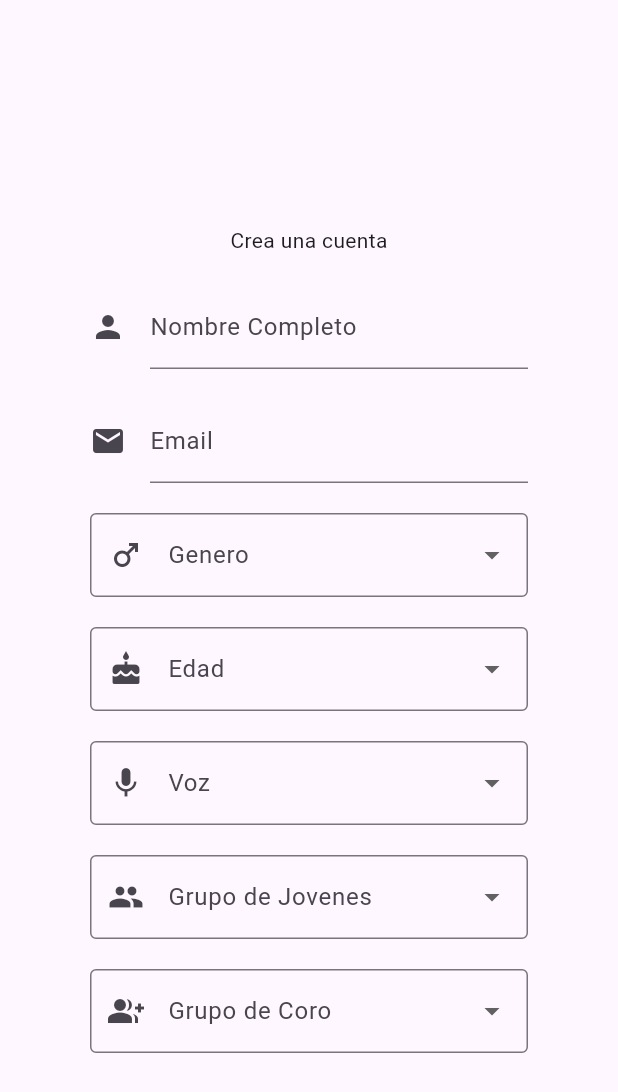
After one commit to dadevssoft/Coro_app, a Flutter app: the RegisterScreen screen opened by its route, on a phone screen of 412 x 824 dp. The commit adds this screen. Shown: the top 1092 px of the screen. Run offline on Flutter 3.47's test engine with Material 3 defaults, Android fonts, the phone set to English and light mode, and no system bars; our stand-ins replace geolocator.

Commit message:
DropdownProvider y DropdownButtonFormField

```diff
--- a/corohp_app/lib/main.dart
+++ b/corohp_app/lib/main.dart
@@ -1,7 +1,7 @@
-import 'package:corohp_app/providers/login_form_provider.dart';
 import 'package:flutter/material.dart';
+import 'package:provider/provider.dart';
+import 'package:corohp_app/providers/providers.dart';
 import 'package:corohp_app/routes/app_routes.dart';
-import 'package:provider/provider.dart';
 
 void main() => runApp(MyApp());
 
@@ -11,8 +11,11 @@ class MyApp extends StatelessWidget{
 
   @override
   Widget build(BuildContext context) {
-    return ChangeNotifierProvider(
-      create: (context) => LoginFormProvider(),
+    return MultiProvider(
+      providers: [
+        ChangeNotifierProvider(create: (context) => LoginFormProvider()),
+        ChangeNotifierProvider(create: (context) => DropdownProvider()),
+      ],
       child: MaterialApp(
         debugShowCheckedModeBanner: false,
         initialRoute: AppRoutes.initialRoute,
--- /dev/null
+++ b/corohp_app/lib/providers/dropdown_provider.dart
@@ -0,0 +1,56 @@
+import 'package:flutter/widgets.dart';
+
+class DropdownProvider extends ChangeNotifier{
+  int? _age;
+  int? _selectedGrupoCoro;
+  String? _selectedVoice;
+  String? _selectedGrupoJovenes;
+  String? _selectedGenero;
+  final List<String> _genero = ['Hombre', 'Mujer'];
+  final List<String> _grupoJovenes = ['1er Jovenes', '2do Jovenes', '3ro Jovenes', '4to Jovenes', '5to Jovenes'];
+  final List<String> _voz = ['Bajo', 'Tenor', 'Soprano', 'Contra Alto'];
+  final List<String> _grupoSenoritas = ['1er Señoritas', '2do Señoritas', '3ro Señoritas', '4to Señoritas', '5to Señoritas'];
+
+  List<String> get voz => _voz;
+  List<String> get genero => _genero;
+
+
+  int? get selectedGrupoCoro => _selectedGrupoCoro;
+  set selectedGrupoCoro(int? value){
+    _selectedGrupoCoro = value;
+    notifyListeners();
+  }
+
+  int? get age => _age;
+  set age(int? value){
+    _age =  value;
+    notifyListeners();
+  }
+
+
+String? get selectedGenero => _selectedGenero;
+ set selectedGenero(String? value){
+    _selectedGenero = value;
+    _selectedGrupoJovenes = null;
+    notifyListeners();
+ }
+
+  List<String> get grupoJovenes {
+    return _selectedGenero == 'Hombre' ? _grupoJovenes : _grupoSenoritas;
+  }
+
+  String? get selectedGrupoJovenes => _selectedGrupoJovenes;
+  set selectedGrupoJovenes(String? value){
+      _selectedGrupoJovenes = value;
+      notifyListeners();
+  }
+
+
+  String? get selectedVoice => _selectedVoice;
+  set selectedVoice(String? value){
+    _selectedVoice = value;
+    notifyListeners();
+  }
+
+
+}
--- /dev/null
+++ b/corohp_app/lib/providers/providers.dart
@@ -0,0 +1,2 @@
+export 'package:corohp_app/providers/dropdown_provider.dart';
+export 'package:corohp_app/providers/login_form_provider.dart';
--- a/corohp_app/lib/routes/app_routes.dart
+++ b/corohp_app/lib/routes/app_routes.dart
@@ -8,8 +8,9 @@ class AppRoutes {
 
   static final Map<String, Widget Function(BuildContext)> routes = {
       'login_screen'    : (context) => LoginScreen(),
-      'home'            : (context) => HomeScreen(),
+      'home_screen'     : (context) => HomeScreen(),
       'calendar_screen' : (context) => CalendarScreen(),
+      'register_screen' : (context) => RegisterScreen(),
 
   };
   static Route<dynamic> onGenerateRoute(RouteSettings settings){
--- a/corohp_app/lib/screens/login_screen.dart
+++ b/corohp_app/lib/screens/login_screen.dart
@@ -41,8 +41,14 @@ class LoginScreen extends StatelessWidget {
                 SizedBox(height: 40),
                 ElevatedButton(onPressed: (){
                   loginForm.isValidForm();
+                  Navigator.pushNamed(context, 'home_screen'); //TODO cambiar por replacmennamed
                 },
-                child: Text('Guardar data'))
+                child: Text('Iniciar sesión')),
+                SizedBox(height: 40,),
+                TextButton(onPressed: (){
+                  Navigator.pushNamed(context, 'register_screen'); //TODO cambiar por replacmennamed
+                }, child: Text('¿No tienes una cuenta?'))
+
               ],
             ),
           ),
--- /dev/null
+++ b/corohp_app/lib/screens/register_screen.dart
@@ -0,0 +1,112 @@
+import 'package:flutter/material.dart';
+import 'package:provider/provider.dart';
+import 'package:corohp_app/providers/providers.dart';
+import 'package:corohp_app/widgets/widgets.dart';
+
+class RegisterScreen extends StatelessWidget {
+
+  const RegisterScreen ({super.key});
+
+  @override
+  Widget build(BuildContext context) {
+    return Scaffold(
+      body: Form(
+        child: SingleChildScrollView(
+          child: Padding(
+            padding: const EdgeInsets.symmetric(horizontal: 60, vertical: 20),
+            child: Column(
+              children: [
+                SizedBox(height: 130),
+                Text('Crea una cuenta'),
+                SizedBox(height: 20),
+                CustomInputsField(
+                  icon: Icon(Icons.person),
+                  labeltext: 'Nombre Completo',
+                  keyboardType: TextInputType.emailAddress,
+                  ),
+                SizedBox(height: 20),
+                CustomInputsField(
+                  icon: Icon(Icons.email),
+                  labeltext: 'Email',
+                  keyboardType: TextInputType.emailAddress,
+                  ),
+                SizedBox(height: 20,),
+                Consumer<DropdownProvider>(
+                  builder: (context, dropdownmenu, child) {
+                    return CustomDropdownButtonFormField<String>(
+                        icon: Icon(Icons.male),
+                        labeltext: 'Genero',
+                        value: dropdownmenu.selectedGenero,
+                        items: dropdownmenu.genero
+                        .map((genero) => DropdownMenuItem<String>(value: genero, child: Text(genero)))
+                        .toList(),
+                      onChanged: (value) => dropdownmenu.selectedGenero = value,
+                  );
+  },
+),
+                SizedBox(height: 20),
+                Consumer<DropdownProvider>(
+                builder: (context, dropdownmenu, child) {
+                  return CustomDropdownButtonFormField<int>(
+                      icon: Icon(Icons.cake),
+                      labeltext: 'Edad',
+                      value: dropdownmenu.age,
+                      items: List.generate(50, (index) => index + 1)
+                        .map((e) => DropdownMenuItem(value: e, child: Text('$e')))
+                        .toList(),
+                      onChanged: (value) => dropdownmenu.age = value,
+                  );
+  },
+),
+                SizedBox(height: 20),
+               Consumer<DropdownProvider>(
+                builder: (context, dropdownmenu, child) {
+                  return CustomDropdownButtonFormField<String>(
+                      icon: Icon(Icons.mic),
+                      labeltext: 'Voz',
+                      value: dropdownmenu.selectedVoice,
+                      items: dropdownmenu.voz
+                      .map((voice) => DropdownMenuItem<String>(value: voice, child: Text(voice)))
+                      .toList(),
+                    onChanged: (value) => dropdownmenu.selectedVoice = value,
+                  );
+  },
+),
+                SizedBox(height: 20,),
+                Consumer<DropdownProvider>(
+                  builder: (context, dropdownmenu, child) {
+                    return CustomDropdownButtonFormField<String>(
+                        icon: Icon(Icons.group),
+                        labeltext: 'Grupo de Jovenes',
+                        value: dropdownmenu.selectedGrupoJovenes,
+                        items: dropdownmenu.grupoJovenes
+                        .map((grupoJovenes) => DropdownMenuItem<String>(value: grupoJovenes, child: Text(grupoJovenes)))
+                        .toList(),
+                      onChanged: (value) => dropdownmenu.selectedGrupoJovenes = value,
+                  );
+  },
+),
+                SizedBox(height: 20),
+                Consumer<DropdownProvider>(
+                  builder: (context, dropdownmenu, child) {
+                    return CustomDropdownButtonFormField<int>(
+                        icon: Icon(Icons.group_add),
+                        labeltext: 'Grupo de Coro',
+                        value: dropdownmenu.selectedGrupoCoro,
+                        items: List.generate(3, (index) => index + 1)
+                        .map((grupoCoro) => DropdownMenuItem(value: grupoCoro, child: Text('$grupoCoro')))
+                        .toList(),
+                      onChanged: (value) => dropdownmenu.selectedGrupoCoro = value,
+                  );
+  },
+),
+                SizedBox(height: 40,)
+              ],
+            ),
+          ),
+        ),
+      ),
+    );
+  }
+
+}
--- a/corohp_app/lib/screens/screens.dart
+++ b/corohp_app/lib/screens/screens.dart
@@ -1,4 +1,6 @@
+
 export 'package:corohp_app/screens/calendar_screen.dart';
 export 'package:corohp_app/screens/home_screen.dart';
 export 'package:corohp_app/screens/login_screen.dart';
 export 'package:corohp_app/screens/not_found_screen.dart';
+export 'package:corohp_app/screens/register_screen.dart';
--- /dev/null
+++ b/corohp_app/lib/widgets/custom_dropdown_button_form_field.dart
@@ -0,0 +1,32 @@
+import 'package:flutter/material.dart';
+
+class CustomDropdownButtonFormField<T> extends StatelessWidget {
+
+  final Icon icon;
+  final String labeltext;
+  final T? value;
+  final List<DropdownMenuItem<T>>? items;
+  final void Function(T?)? onChanged;
+
+  const CustomDropdownButtonFormField({
+    super.key,
+    required this.icon,
+    required this.labeltext,
+    required this.value,
+    required this.items,
+    required this.onChanged,
+  });
+
+  @override
+  Widget build(BuildContext context) {
+    return DropdownButtonFormField<T>(
+      decoration: InputDecoration(
+        prefixIcon: icon,
+        labelText: labeltext,
+        border: OutlineInputBorder()),
+      value: value,
+      items: items,
+      onChanged: onChanged
+    );
+  }
+}
--- a/corohp_app/lib/widgets/widgets.dart
+++ b/corohp_app/lib/widgets/widgets.dart
@@ -1 +1,2 @@
+export 'package:corohp_app/widgets/custom_dropdown_button_form_field.dart';
 export 'package:corohp_app/widgets/custom_inputs_field.dart';
```
